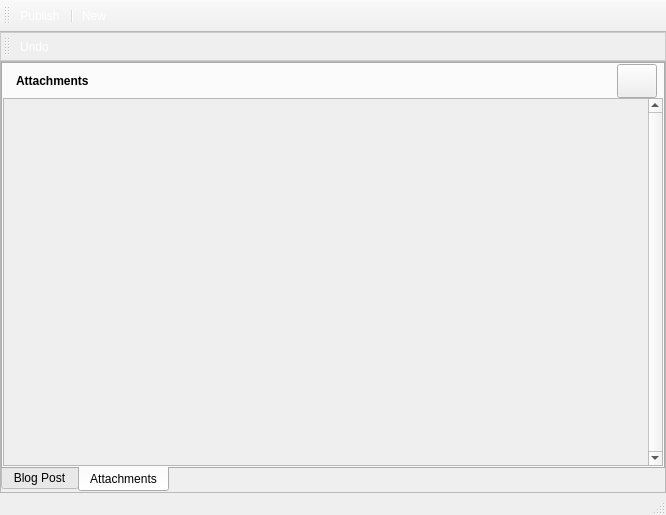
Qt form retroshare-gui/src/gui/unfinished/blogs/CreateBlogMsg.ui (RetroShare/RetroShare) before a commit.
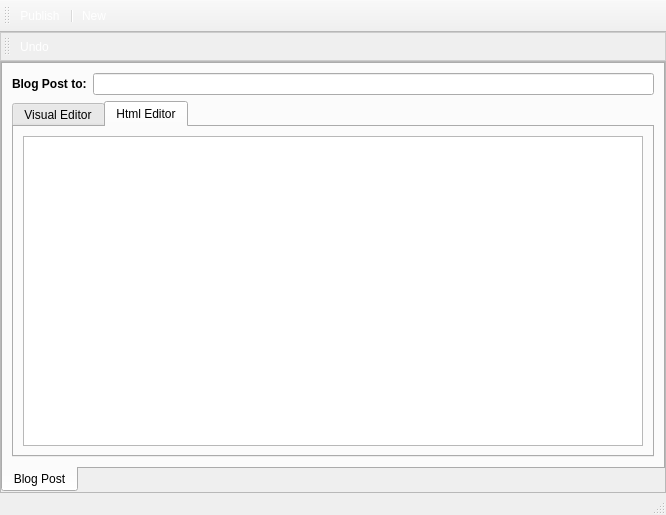
The same form after that commit. The open tabs and pages were chosen to show the change. Icons and pictures are not drawn.

Commit message:
Channels  - removed settings button  - deals with hashing of its own files
 subfileitem

 - absolved from file hashing responsibility
 - added play button functionality(taken from transfer dialog, thanks)

 blog

  - removed file attachments feature (only for blogging ), will add pic support later

Patch:
```diff
--- a/retroshare-gui/src/gui/unfinished/blogs/CreateBlogMsg.ui
+++ b/retroshare-gui/src/gui/unfinished/blogs/CreateBlogMsg.ui
@@ -149,145 +149,6 @@
            </item>
           </layout>
          </widget>
-         <widget class="QWidget" name="tab_2">
-          <attribute name="icon">
-           <iconset resource="../images.qrc">
-            <normaloff>:/images/attachment.png</normaloff>:/images/attachment.png</iconset>
-          </attribute>
-          <attribute name="title">
-           <string>Attachments</string>
-          </attribute>
-          <layout class="QVBoxLayout" name="verticalLayout_2">
-           <property name="spacing">
-            <number>0</number>
-           </property>
-           <property name="margin">
-            <number>0</number>
-           </property>
-           <item>
-            <layout class="QHBoxLayout" name="horizontalLayout_3">
-             <property name="spacing">
-              <number>0</number>
-             </property>
-             <property name="leftMargin">
-              <number>6</number>
-             </property>
-             <property name="rightMargin">
-              <number>6</number>
-             </property>
-             <item>
-              <widget class="QLabel" name="label_3">
-               <property name="text">
-                <string/>
-               </property>
-               <property name="pixmap">
-                <pixmap resource="../images.qrc">:/images/attachment.png</pixmap>
-               </property>
-              </widget>
-             </item>
-             <item>
-              <widget class="QLabel" name="label_4">
-               <property name="maximumSize">
-                <size>
-                 <width>16777215</width>
-                 <height>26</height>
-                </size>
-               </property>
-               <property name="font">
-                <font>
-                 <weight>75</weight>
-                 <bold>true</bold>
-                </font>
-               </property>
-               <property name="text">
-                <string>Attachments</string>
-               </property>
-              </widget>
-             </item>
-             <item>
-              <spacer>
-               <property name="orientation">
-                <enum>Qt::Horizontal</enum>
-               </property>
-               <property name="sizeHint" stdset="0">
-                <size>
-                 <width>334</width>
-                 <height>26</height>
-                </size>
-               </property>
-              </spacer>
-             </item>
-             <item>
-              <widget class="QPushButton" name="addFileButton">
-               <property name="sizePolicy">
-                <sizepolicy hsizetype="Fixed" vsizetype="Fixed">
-                 <horstretch>0</horstretch>
-                 <verstretch>0</verstretch>
-                </sizepolicy>
-               </property>
-               <property name="minimumSize">
-                <size>
-                 <width>34</width>
-                 <height>34</height>
-                </size>
-               </property>
-               <property name="text">
-                <string/>
-               </property>
-               <property name="icon">
-                <iconset resource="../images.qrc">
-                 <normaloff>:/images/add-share24.png</normaloff>:/images/add-share24.png</iconset>
-               </property>
-               <property name="iconSize">
-                <size>
-                 <width>24</width>
-                 <height>24</height>
-                </size>
-               </property>
-              </widget>
-             </item>
-            </layout>
-           </item>
-           <item>
-            <widget class="QScrollArea" name="scrollArea">
-             <property name="verticalScrollBarPolicy">
-              <enum>Qt::ScrollBarAlwaysOn</enum>
-             </property>
-             <property name="widgetResizable">
-              <bool>true</bool>
-             </property>
-             <widget class="QWidget" name="scrollAreaWidgetContents">
-              <property name="geometry">
-               <rect>
-                <x>0</x>
-                <y>0</y>
-                <width>639</width>
-                <height>341</height>
-               </rect>
-              </property>
-              <layout class="QVBoxLayout" name="verticalLayout">
-               <item>
-                <layout class="QVBoxLayout" name="verticalLayout_3"/>
-               </item>
-               <item>
-                <spacer name="verticalSpacer">
-                 <property name="orientation">
-                  <enum>Qt::Vertical</enum>
-                 </property>
-                 <property name="sizeHint" stdset="0">
-                  <size>
-                   <width>438</width>
-                   <height>137</height>
-                  </size>
-                 </property>
-                </spacer>
-               </item>
-              </layout>
-             </widget>
-            </widget>
-           </item>
-          </layout>
-         </widget>
         </widget>
        </item>
       </layout>
```
Left out of the diff: 35 changed lines with no effect on the pictures. The commit also changes 11 other files.
